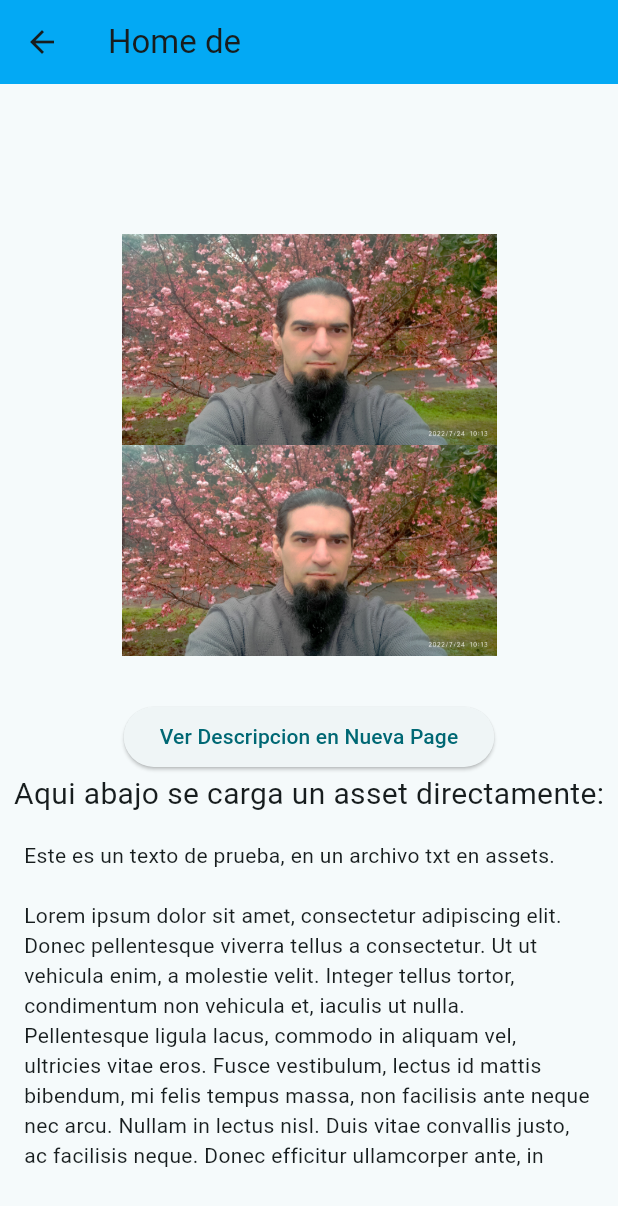
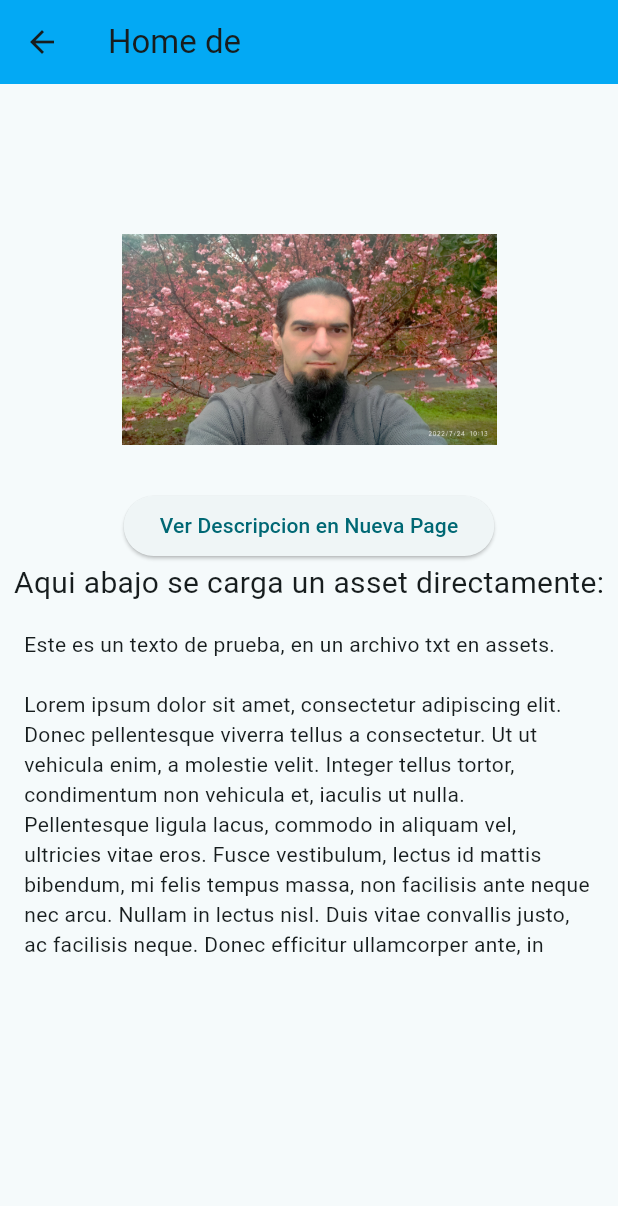
Before and after one commit to maujpok/itr-flutter-course, a Flutter app: the WelcomeScreen screen opened directly with empty values, on a phone screen of 412 x 824 dp. Shown: the top 1206 px of the screen. Run offline on Flutter 3.47's test engine with Material 3 defaults, Android fonts, the phone set to English and light mode, and no system bars; missing offline and left inert: dart:ffi, flutter_text_viewer; network calls fail.

Commit message:
login con validacion solo de email

```diff
--- a/lib/homework/facundo_pineda/user_class.dart
+++ b/lib/homework/facundo_pineda/user_class.dart
@@ -1,6 +1,6 @@
 class UserFacu {
-  final String name;
-  final String password;
+   String email;
+   String password;
 
-  UserFacu({required this.name, required this.password});
+  UserFacu({required this.email, required this.password});
 }
--- a/lib/homework/facundo_pineda/welcome_screen.dart
+++ b/lib/homework/facundo_pineda/welcome_screen.dart
@@ -46,7 +46,7 @@ class _WelcomeScreenState extends State<WelcomeScreen> {
   Widget build(BuildContext context) {
     return Scaffold(
         appBar: AppBar(
-          title: Text('Home de ${user.name}'),
+          title: Text('Home de ${user.email}'),
           backgroundColor: Colors.lightBlue,
         ),
         body: Column(
@@ -122,10 +122,10 @@ class PhotoFace extends StatelessWidget {
           child: Column(
             children: [
               Image.asset('assets/facundo_pineda/home_face.jpg'),
-              const Image(
+              /*const Image(
                 image: AssetImage('assets/facundo_pineda/home_face.jpg'),
                 fit: BoxFit.fitHeight,
-              ),
+              ),*/
               //Image.network('https://avatars.githubusercontent.com/u/7298012?v=4')
             ],
           ),
```
Also changed, not shown: lib/homework/facundo_pineda/login_screen.dart (+54 -6 lines).
